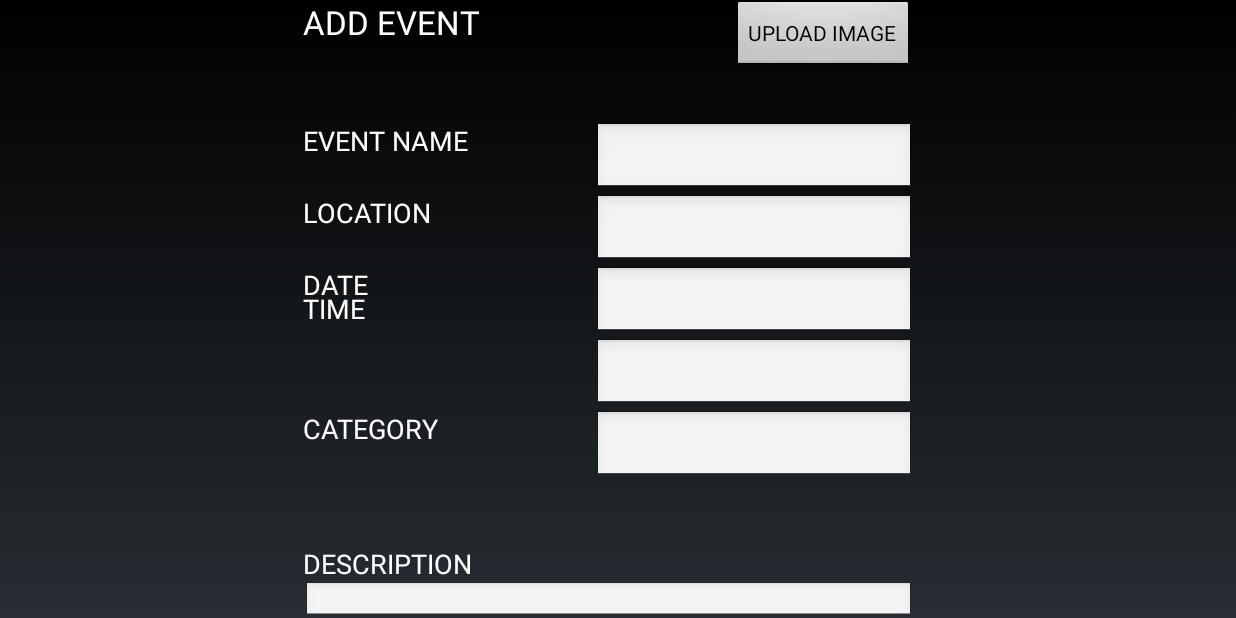
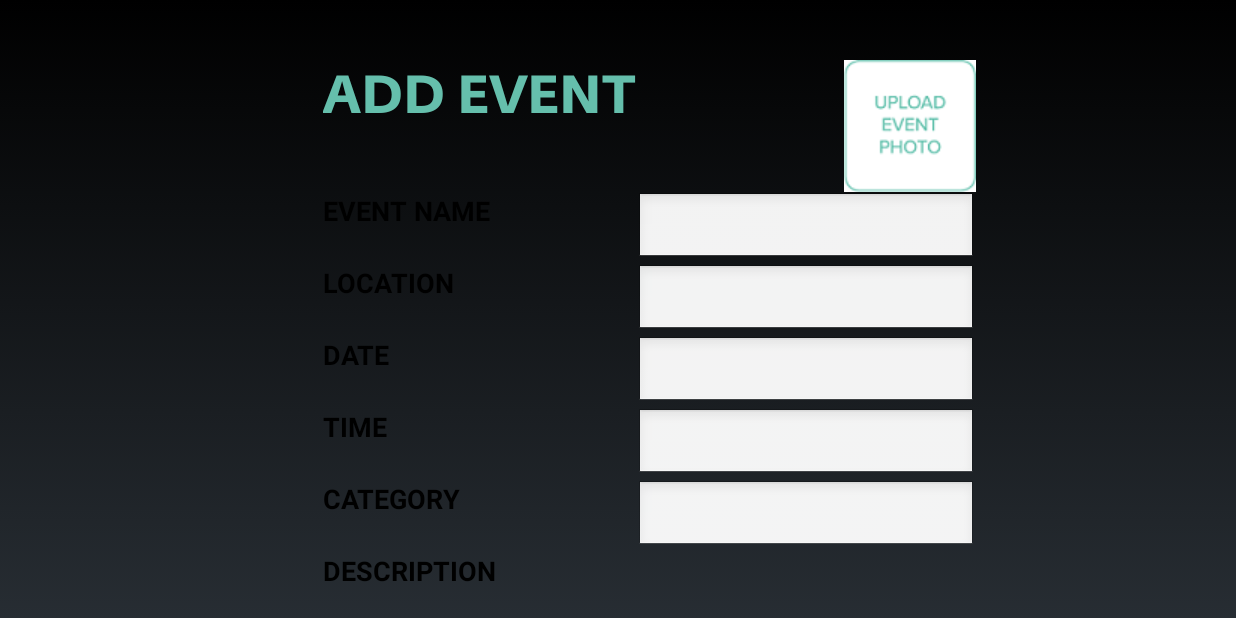
Before and after one commit to siddutgikar/Flee, an Android app: the AddActivity screen opened directly, with no data from a screen before it, on a phone screen of 824 x 412 dp (held sideways). Run offline under Robolectric (Android 15) with nearby library versions, the phone set to English and light mode, and no system bars.

Commit message:
changed add event page files

```diff
--- a/app/src/main/java/com/mobilecomputing/flee/flee/AddActivity.java
+++ b/app/src/main/java/com/mobilecomputing/flee/flee/AddActivity.java
@@ -1,36 +1,65 @@
 package com.mobilecomputing.flee.flee;
 
 import android.app.Activity;
+import android.content.Intent;
+import android.graphics.Typeface;
+import android.net.Uri;
 import android.os.Bundle;
 import android.view.View;
 import android.widget.Button;
+import android.widget.EditText;
+import android.widget.ImageButton;
 import android.widget.TextView;
 
 //created by apyryt on 5/7/16
 
 public class AddActivity extends Activity implements View.OnClickListener {
 
-    TextView name, location, date, time, category, description;
-    Button uploadImage, done;
+    private final static int SELECT_PHOTO = 12345;
+
+    private EditText name, location, date, time, category, description;
+    private TextView nameLabel, locationLabel, dateLabel, timeLabel, categoryLabel, descrLabel, addEventLabel;
+    private ImageButton uploadImage, done;
 
 
     @Override
     protected void onCreate(Bundle savedInstanceState) {
         super.onCreate(savedInstanceState);
-        setContentView(R.layout.activity_add);
+        setContentView(R.layout.add_event);
+
+        //create the custom font
+        Typeface font = Typeface.createFromAsset(getAssets(), "fonts/FedraSansStd-Bold.ttf");
+
+        //initialize textViews
+        addEventLabel = (TextView) findViewById(R.id.textViewAddEvent);
+        nameLabel = (TextView) findViewById(R.id.nameTextField);
+        locationLabel = (TextView) findViewById(R.id.locationTextField);
+        dateLabel = (TextView) findViewById(R.id.dateTextField);
+        timeLabel = (TextView) findViewById(R.id.timeTextField);
+        categoryLabel = (TextView) findViewById(R.id.categoryTextField);
+        descrLabel = (TextView) findViewById(R.id.descrTextField);
+
+        //setting the font for the editTexts
+        addEventLabel.setTypeface(font);
+        nameLabel.setTypeface(font);
+        locationLabel.setTypeface(font);
+        dateLabel.setTypeface(font);
+        timeLabel.setTypeface(font);
+        categoryLabel.setTypeface(font);
+        descrLabel.setTypeface(font);
 
         //Just initializes the TextViews and buttons to be used for creating an event
-        name = (TextView) findViewById(R.id.nameTextField);
-        location = (TextView) findViewById(R.id.dateTextField);
-        date = (TextView) findViewById(R.id.timeTextField);
-        time = (TextView) findViewById(R.id.timeTextField);
-        category = (TextView) findViewById(R.id.categoryTextField);
-        description = (TextView) findViewById(R.id.descriptionText);
+        name = (EditText) findViewById(R.id.nameTextField);
+        location = (EditText) findViewById(R.id.dateTextField);
+        date = (EditText) findViewById(R.id.timeTextField);
+        time = (EditText) findViewById(R.id.timeTextField);
+        category = (EditText) findViewById(R.id.categoryTextField);
+        description = (EditText) findViewById(R.id.descrTextField);
 
-        uploadImage = (Button) findViewById(R.id.uploadImageButton);
+        uploadImage = (ImageButton) findViewById(R.id.uploadImageButton);
         uploadImage.setOnClickListener(this);
 
-        done = (Button) findViewById(R.id.doneButton);
+        done = (ImageButton) findViewById(R.id.doneButton);
         done.setOnClickListener(this);
 
     }
@@ -39,8 +68,11 @@ public class AddActivity extends Activity implements View.OnClickListener {
     public void onClick(View v) {
         switch (v.getId()) {
 
-            //go to a select picture screen
+            //select a photo from the android photo album
             case R.id.uploadImageButton:
+                Intent photoPicker = new Intent(Intent.ACTION_PICK);
+                photoPicker.setType("image/*");
+                startActivityForResult(photoPicker, SELECT_PHOTO);
                 break;
 
             //create an event to add to the database
@@ -48,4 +80,13 @@ public class AddActivity extends Activity implements View.OnClickListener {
                 break;
         }
     }
+
+    @Override
+    protected void onActivityResult(int requestCode, int resultCode, Intent data) {
+        if (requestCode == SELECT_PHOTO && resultCode == RESULT_OK) {
+            Uri image = data.getData();
+
+
+        }
+    }
 }
--- a/app/src/main/res/layout/activity_add.xml
+++ /dev/null
@@ -1,17 +0,0 @@
-<?xml version="1.0" encoding="utf-8"?>
-<RelativeLayout xmlns:android="http://schemas.android.com/apk/res/android"
-    xmlns:tools="http://schemas.android.com/tools"
-    android:layout_width="match_parent"
-    android:layout_height="match_parent"
-
-    tools:context="com.mobilecomputing.flee.flee.AddActivity">
-
-    <TextView
-        android:layout_width="wrap_content"
-        android:layout_height="wrap_content"
-        android:textAppearance="?android:attr/textAppearanceLarge"
-        android:text="Large Text"
-        android:id="@+id/textView"
-        android:layout_alignParentTop="true"
-        android:layout_alignParentStart="true" />
-</RelativeLayout>
--- a/app/src/main/res/layout-land/activity_add.xml
+++ b/app/src/main/res/layout/add_event.xml
@@ -11,20 +11,25 @@
         android:layout_height="wrap_content"
         android:textAppearance="?android:attr/textAppearanceLarge"
         android:text="ADD EVENT"
-        android:id="@+id/textView2"
-        android:layout_marginStart="202dp"
+        android:id="@+id/textViewAddEvent"
+        android:textSize="35sp"
+        android:textColor="#65BFAC"
+        android:textStyle="bold"
+        android:layout_marginTop="40dp"
         android:layout_alignParentTop="true"
-        android:layout_alignParentStart="true" />
+        android:layout_alignParentStart="true"
+        android:layout_marginStart="215dp" />
 
     <TextView
         android:layout_width="wrap_content"
         android:layout_height="wrap_content"
         android:textAppearance="?android:attr/textAppearanceMedium"
         android:text="EVENT NAME"
-        android:id="@+id/textView3"
-        android:layout_marginTop="52dp"
-        android:layout_below="@+id/textView2"
-        android:layout_alignStart="@+id/textView2" />
+        android:id="@+id/textViewEventName"
+        android:layout_below="@+id/uploadImageButton"
+        android:layout_alignStart="@+id/textViewAddEvent"
+        android:textStyle="bold"
+        android:textColor="#000000" />
 
     <EditText
         android:layout_width="wrap_content"
@@ -32,9 +37,8 @@
         android:inputType="textPersonName"
         android:ems="10"
         android:id="@+id/nameTextField"
-        android:layout_marginStart="76dp"
-        android:layout_alignTop="@+id/textView3"
-        android:layout_toEndOf="@+id/textView2" />
+        android:layout_alignTop="@+id/textViewEventName"
+        android:layout_toEndOf="@+id/textViewAddEvent" />
 
     <EditText
         android:layout_width="wrap_content"
@@ -50,9 +54,11 @@
         android:layout_height="wrap_content"
         android:textAppearance="?android:attr/textAppearanceMedium"
         android:text="LOCATION"
-        android:id="@+id/textView4"
+        android:id="@+id/textViewLocation"
         android:layout_below="@+id/nameTextField"
-        android:layout_alignStart="@+id/textView3" />
+        android:layout_alignStart="@+id/textViewEventName"
+        android:textStyle="bold"
+        android:textColor="#000000" />
 
     <EditText
         android:layout_width="wrap_content"
@@ -85,37 +91,45 @@
         android:layout_height="wrap_content"
         android:textAppearance="?android:attr/textAppearanceMedium"
         android:text="DATE"
-        android:id="@+id/textView9"
+        android:id="@+id/textViewDate"
         android:layout_below="@+id/locationTextField"
-        android:layout_alignStart="@+id/textView12" />
+        android:layout_alignStart="@+id/textViewLocation"
+        android:textStyle="bold"
+        android:textColor="#000000" />
 
     <TextView
         android:layout_width="wrap_content"
         android:layout_height="wrap_content"
         android:textAppearance="?android:attr/textAppearanceMedium"
         android:text="CATEGORY"
-        android:id="@+id/textView10"
+        android:id="@+id/textViewCategory"
         android:layout_below="@+id/timeTextField"
-        android:layout_alignStart="@+id/textView11" />
+        android:layout_alignStart="@+id/textViewTime"
+        android:textStyle="bold"
+        android:textColor="#000000" />
 
     <TextView
         android:layout_width="wrap_content"
         android:layout_height="wrap_content"
         android:textAppearance="?android:attr/textAppearanceMedium"
         android:text="TIME"
-        android:id="@+id/textView11"
-        android:layout_centerVertical="true"
-        android:layout_alignStart="@+id/textView4" />
+        android:id="@+id/textViewTime"
+        android:layout_alignStart="@+id/textViewLocation"
+        android:layout_alignTop="@+id/timeTextField"
+        android:layout_toStartOf="@+id/nameTextField"
+        android:textStyle="bold"
+        android:textColor="#000000" />
 
     <TextView
         android:layout_width="wrap_content"
         android:layout_height="wrap_content"
         android:textAppearance="?android:attr/textAppearanceMedium"
         android:text="DESCRIPTION"
-        android:id="@+id/textView12"
-        android:layout_marginTop="42dp"
+        android:id="@+id/textViewDescr"
+        android:textStyle="bold"
+        android:textColor="#000000"
         android:layout_below="@+id/categoryTextField"
-        android:layout_alignStart="@+id/textView10" />
+        android:layout_alignStart="@+id/textViewCategory" />
 
     <EditText
         android:layout_width="wrap_content"
@@ -123,24 +137,27 @@
         android:inputType="textMultiLine"
         android:ems="10"
         android:id="@+id/descrTextField"
-        android:layout_below="@+id/textView12"
-        android:layout_alignStart="@+id/textView12"
+        android:layout_below="@+id/textViewDescr"
+        android:layout_alignStart="@+id/textViewDescr"
+        android:layout_marginTop="58dp"
         android:layout_alignEnd="@+id/categoryTextField" />
 
-    <Button
+    <ImageButton
         android:layout_width="wrap_content"
         android:layout_height="wrap_content"
-        android:text="DONE"
         android:id="@+id/doneButton"
+        android:src="@drawable/done"
         android:layout_below="@+id/descrTextField"
+        android:layout_alignRight="@+id/descrTextField"
+        android:background="#0000" />
+
+    <ImageButton
+        android:layout_width="wrap_content"
+        android:layout_height="wrap_content"
+        android:id="@+id/uploadImageButton"
+        android:src="@drawable/uploadeventphoto"
+        android:background="#0000"
+        android:layout_alignTop="@+id/textViewAddEvent"
         android:layout_alignEnd="@+id/descrTextField" />
 
-    <Button
-        android:layout_width="wrap_content"
-        android:layout_height="wrap_content"
-        android:text="UPLOAD IMAGE"
-        android:id="@+id/uploadImageButton"
-        android:layout_alignParentTop="true"
-        android:layout_alignEnd="@+id/nameTextField" />
-
 </RelativeLayout>
```
Also changed, not shown: app/src/main/res/drawable/done.png (added), app/src/main/res/drawable/uploadeventphoto.png (added).
